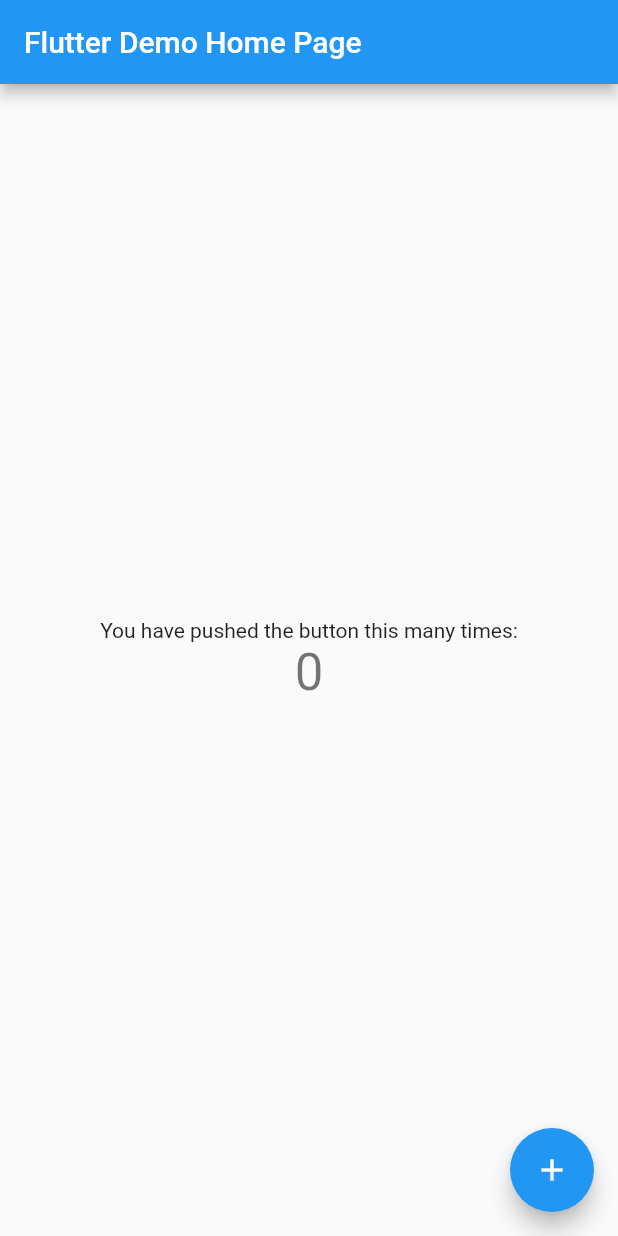
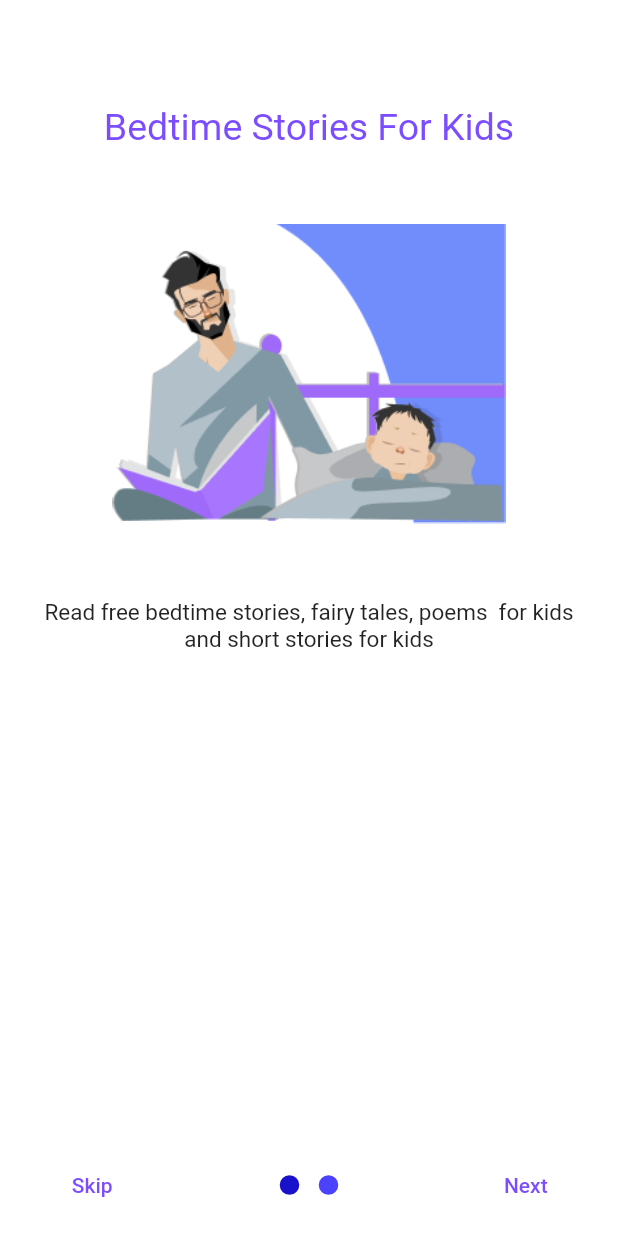
Before and after one commit to chiebuka39/bedtime_stories, a Flutter app: the screen it shows after launch, on a phone screen of 412 x 824 dp. Run offline on Flutter 3.47's test engine with Material 2 defaults, Android fonts, the phone set to English and light mode, and no system bars; drawn by our look-alikes of intro_slider.

Commit message:
By mightonic, done with walthrough slider

```diff
--- a/lib/main.dart
+++ b/lib/main.dart
@@ -1,111 +1,17 @@
 import 'package:flutter/material.dart';
+import 'package:bedtime_stories/pages/home_screen.dart';
+import 'package:bedtime_stories/pages/intro_screen.dart';
+import 'package:bedtime_stories/pages/splash_screen.dart';
 
-void main() => runApp(MyApp());
+var routes = <String, WidgetBuilder>{
+  "/home": (BuildContext context) => HomeScreen(),
+  "/intro": (BuildContext context) => IntroScreen(),
+};
 
-class MyApp extends StatelessWidget {
-  // This widget is the root of your application.
-  @override
-  Widget build(BuildContext context) {
-    return MaterialApp(
-      title: 'Flutter Demo',
-      theme: ThemeData(
-        // This is the theme of your application.
-        //
-        // Try running your application with "flutter run". You'll see the
-        // application has a blue toolbar. Then, without quitting the app, try
-        // changing the primarySwatch below to Colors.green and then invoke
-        // "hot reload" (press "r" in the console where you ran "flutter run",
-        // or simply save your changes to "hot reload" in a Flutter IDE).
-        // Notice that the counter didn't reset back to zero; the application
-        // is not restarted.
-        primarySwatch: Colors.blue,
-      ),
-      home: MyHomePage(title: 'Flutter Demo Home Page'),
-    );
-  }
-}
 
-class MyHomePage extends StatefulWidget {
-  MyHomePage({Key key, this.title}) : super(key: key);
-
-  // This widget is the home page of your application. It is stateful, meaning
-  // that it has a State object (defined below) that contains fields that affect
-  // how it looks.
-
-  // This class is the configuration for the state. It holds the values (in this
-  // case the title) provided by the parent (in this case the App widget) and
-  // used by the build method of the State. Fields in a Widget subclass are
-  // always marked "final".
-
-  final String title;
-
-  @override
-  _MyHomePageState createState() => _MyHomePageState();
-}
-
-class _MyHomePageState extends State<MyHomePage> {
-  int _counter = 0;
-
-  void _incrementCounter() {
-    setState(() {
-      // This call to setState tells the Flutter framework that something has
-      // changed in this State, which causes it to rerun the build method below
-      // so that the display can reflect the updated values. If we changed
-      // _counter without calling setState(), then the build method would not be
-      // called again, and so nothing would appear to happen.
-      _counter++;
-    });
-  }
-
-  @override
-  Widget build(BuildContext context) {
-    // This method is rerun every time setState is called, for instance as done
-    // by the _incrementCounter method above.
-    //
-    // The Flutter framework has been optimized to make rerunning build methods
-    // fast, so that you can just rebuild anything that needs updating rather
-    // than having to individually change instances of widgets.
-    return Scaffold(
-      appBar: AppBar(
-        // Here we take the value from the MyHomePage object that was created by
-        // the App.build method, and use it to set our appbar title.
-        title: Text(widget.title),
-      ),
-      body: Center(
-        // Center is a layout widget. It takes a single child and positions it
-        // in the middle of the parent.
-        child: Column(
-          // Column is also layout widget. It takes a list of children and
-          // arranges them vertically. By default, it sizes itself to fit its
-          // children horizontally, and tries to be as tall as its parent.
-          //
-          // Invoke "debug painting" (press "p" in the console, choose the
-          // "Toggle Debug Paint" action from the Flutter Inspector in Android
-          // Studio, or the "Toggle Debug Paint" command in Visual Studio Code)
-          // to see the wireframe for each widget.
-          //
-          // Column has various properties to control how it sizes itself and
-          // how it positions its children. Here we use mainAxisAlignment to
-          // center the children vertically; the main axis here is the vertical
-          // axis because Columns are vertical (the cross axis would be
-          // horizontal).
-          mainAxisAlignment: MainAxisAlignment.center,
-          children: <Widget>[
-            Text(
-              'You have pushed the button this many times:',
-            ),
-            Text(
-              '$_counter',
-              style: Theme.of(context).textTheme.display1,
-            ),
-          ],
-        ),
-      ),
-      floatingActionButton: FloatingActionButton(
-        onPressed: _incrementCounter,
-        tooltip: 'Increment',
-        child: Icon(Icons.add),
-      ), // This trailing comma makes auto-formatting nicer for build methods.
-    );
-  }
-}
+void main() => runApp(new MaterialApp(
+    theme:
+    ThemeData(primaryColor: Colors.deepPurpleAccent, accentColor: Colors.deepPurple),
+    debugShowCheckedModeBanner: false,
+    home: SplashScreen(),
+    routes: routes));
--- /dev/null
+++ b/lib/pages/intro_screen.dart
@@ -0,0 +1,90 @@
+import 'package:bedtime_stories/utils/bedtime.dart';
+import 'package:flutter/material.dart';
+import 'package:bedtime_stories/utils/my_navigator.dart';
+import 'package:intro_slider/intro_slider.dart';
+
+class IntroScreen extends StatefulWidget {
+  @override
+  IntroScreenState createState() {
+    return IntroScreenState();
+  }
+}
+
+class IntroScreenState extends State<IntroScreen> {
+  List<Slide> slides = new List();
+
+  @override
+  void initState() {
+    super.initState();
+
+    slides.add(
+      new Slide(
+
+        styleTitle: new TextStyle(color: Colors.deepPurpleAccent, fontSize: 25.0),
+        description: "Read free bedtime stories, fairy tales, poems  for kids and short stories for kids",
+        styleDescription:new TextStyle(color: Colors.black87, fontSize: 15.0),
+        pathImage: "assets/walk1.png",
+        title: Bedtime.wt1,
+        backgroundColor: Color(0xfff),
+      ),
+    );
+    slides.add(
+      new Slide(
+
+        styleTitle: new TextStyle(color: Colors.deepPurpleAccent, fontSize: 25.0),
+        description: "You can add your own bedtime stories, fairy tales, poems for kids and short kids",
+        styleDescription:new TextStyle(color: Colors.black87, fontSize: 15.0),
+        pathImage: "assets/picture1.jpg",
+        title: Bedtime.wt2,
+        backgroundColor: Color(0xfff),
+      ),
+    );
+
+  }
+
+  void onDonePress() {
+    MyNavigator.goToHome(context);
+  }
+
+  void onSkipPress() {
+    MyNavigator.goToHome(context);
+  }
+
+  Widget renderSkipBtn() {
+    return Text(
+      "Skip",style: new TextStyle(color: Colors.deepPurpleAccent)
+    );
+  }
+  Widget renderNextBtn() {
+    return Text(
+        "Next",style: new TextStyle(color: Colors.deepPurpleAccent)
+    );
+  }
+  Widget renderDoneBtn() {
+    return Text(
+        "Done",style: new TextStyle(color: Colors.deepPurpleAccent)
+    );
+  }
+
+  @override
+  Widget build(BuildContext context) {
+    return new IntroSlider(
+      slides: this.slides,
+      onDonePress: this.onDonePress,
+      //skip
+      renderSkipBtn: this.renderSkipBtn(),
+      colorSkipBtn: Color(0xfff),
+      //next
+      renderNextBtn: this.renderNextBtn(),
+      //done
+      renderDoneBtn: this.renderDoneBtn(),
+      colorDoneBtn: Color(0xfff),
+      // Dot indicator
+      colorDot: Color(0xfff4b42fd),
+      colorActiveDot: Color(0xff1a11ca),
+      sizeDot: 13.0,
+
+
+    );
+  }
+}
--- /dev/null
+++ b/lib/utils/bedtime.dart
@@ -0,0 +1,13 @@
+class Bedtime {
+  static const String name = "Legends Read";
+  static const String wt1 = "Bedtime Stories For Kids";
+  static const String wc1 =
+      "Read free bedtime stories, fairy tales, poems \n for kids and short stories for kids";
+  static const String wt2 = "Add Your own Stories";
+  static const String wc2 =
+      "You can add your own bedtime stories, fairy\n tales, poems for kids and short \nkids";
+
+  static const String skip = "Skip";
+  static const String next = "Next";
+  static const String gotIt = "Got it";
+}
--- /dev/null
+++ b/lib/utils/my_navigator.dart
@@ -0,0 +1,11 @@
+import 'package:flutter/material.dart';
+
+class MyNavigator {
+  static void goToHome(BuildContext context) {
+    Navigator.pushNamed(context, "/home");
+  }
+
+  static void goToIntro(BuildContext context) {
+    Navigator.pushNamed(context, "/intro");
+  }
+}
```
Also changed, not shown: lib/pages/home_screen.dart (added, +127 -0 lines), lib/pages/splash_screen.dart (added, +84 -0 lines), pubspec.yaml (+11 -19 lines), assets/baby.png (added), assets/logo_hng1.png (added), assets/logo_hng2.png (added), assets/picture1.jpg (added), assets/splash_hng.png (added), assets/splash_hng1.png (added), assets/walk1.png (added), pubspec.lock, 2 other files.
